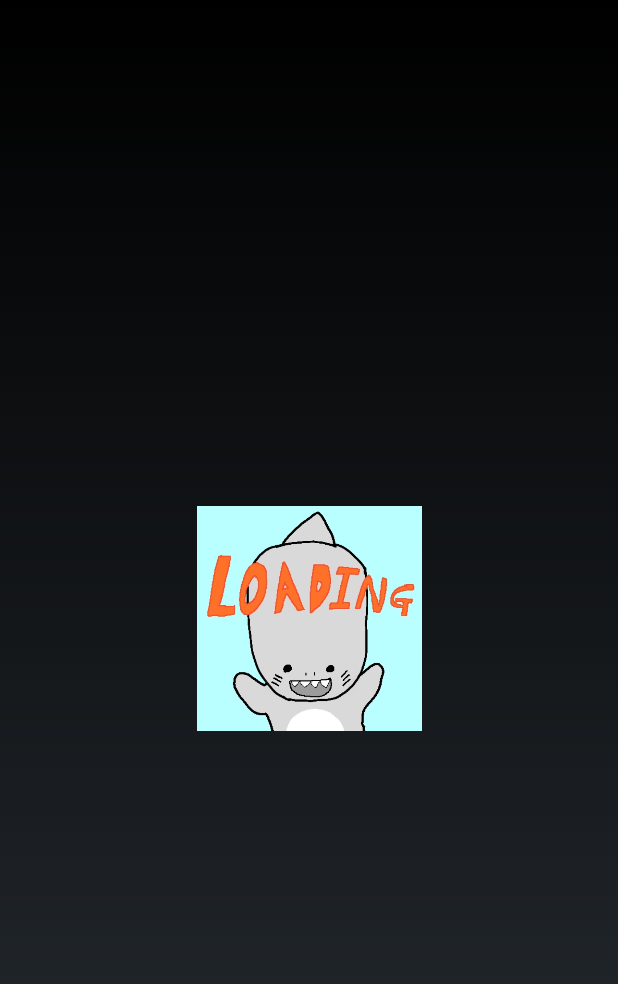
After one commit to ZzangWoo/CovidApp, an Android app: the layout loading_activity.xml on its own in the app's theme, with its tools: preview values and no code run, on a phone screen of 412 x 824 dp. The commit adds this screen. Shown: the top 984 px of the screen. Run offline under Robolectric (Android 15) with nearby library versions, the phone set to English and light mode, and no system bars.

Commit message:
로딩 액티비티 구현

```diff
--- /dev/null
+++ b/app/src/main/res/layout/loading_activity.xml
@@ -0,0 +1,18 @@
+<?xml version="1.0" encoding="utf-8"?>
+<androidx.constraintlayout.widget.ConstraintLayout
+    xmlns:android="http://schemas.android.com/apk/res/android"
+    xmlns:app="http://schemas.android.com/apk/res-auto"
+    android:layout_width="match_parent"
+    android:layout_height="match_parent">
+
+    <ImageView
+        android:id="@+id/loadingIcon"
+        android:layout_width="150dp"
+        android:layout_height="wrap_content"
+        android:src="@drawable/loading"
+        app:layout_constraintBottom_toBottomOf="parent"
+        app:layout_constraintEnd_toEndOf="parent"
+        app:layout_constraintStart_toStartOf="parent"
+        app:layout_constraintTop_toTopOf="parent" />
+
+</androidx.constraintlayout.widget.ConstraintLayout>
```
Also changed, not shown: app/src/main/java/com/doong/ronaapp/Dialog/LoadingActivity.kt (added, +42 -0 lines), app/src/main/java/com/doong/ronaapp/MainActivity.kt (+8 -4 lines), app/src/main/res/anim/loading.xml (added, +14 -0 lines), app/src/main/res/drawable-v24/loading.jpg (added).
